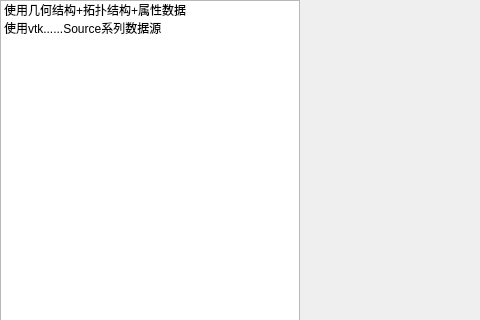
The window that Src/MainProcess/VtkDemoWidget.ui (Im-Qing/MyVtk) describes before a commit, drawn with Qt 5; both pictures show x 0 to 480 and y 0 to 320 of the 1097 by 602 pixel window.
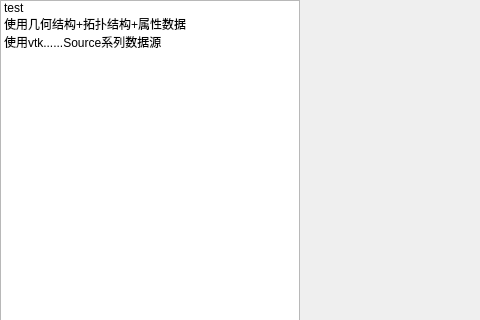
The same window after the commit.

Commit message: feat: demo增加test项

What changed in the file:
```diff
--- a/Src/MainProcess/VtkDemoWidget.ui
+++ b/Src/MainProcess/VtkDemoWidget.ui
@@ -41,6 +41,11 @@
         <height>16777215</height>
        </size>
       </property>
+      <item>
+       <property name="text">
+        <string>test</string>
+       </property>
+      </item>
       <item>
        <property name="text">
         <string>使用几何结构+拓扑结构+属性数据</string>
```
The commit also changes 2 other files.
